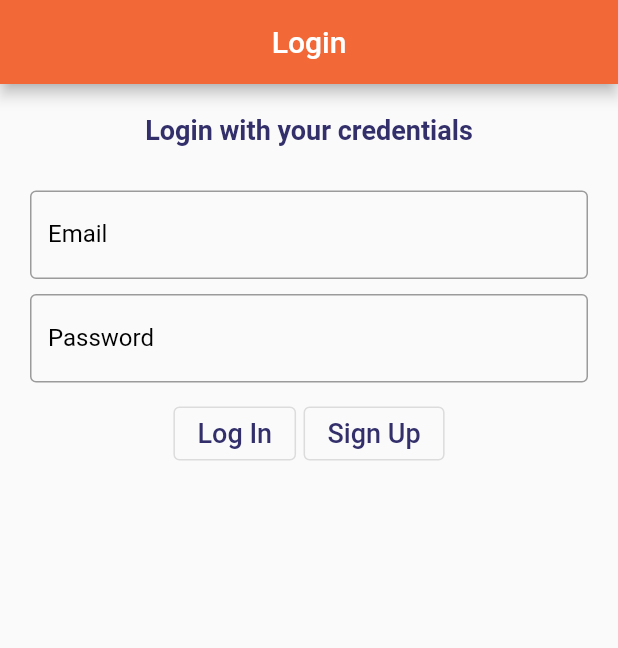
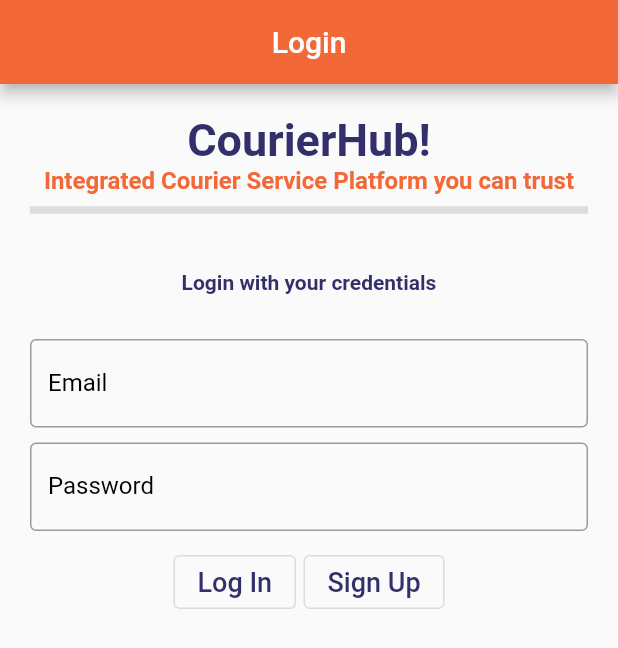
Before and after one commit to kkokwara2014/courierhub, a Flutter app: the screen it shows after launch, on a phone screen of 412 x 824 dp. Shown: the top 648 px of the screen. Run offline on Flutter 3.47's test engine with Material 2 defaults, Android fonts, the phone set to English and light mode, and no system bars.

Commit message:
Edited Login page

```diff
--- a/lib/Login.dart
+++ b/lib/Login.dart
@@ -23,9 +23,28 @@ class _LoginState extends State<Login> {
             child: Column(
               children: [
                 Text(
+                  'CourierHub!',
+                  style: TextStyle(
+                      fontSize: 30,
+                      fontWeight: FontWeight.bold,
+                      color: Color(0xff322f6a)),
+                ),
+                Text(
+                  'Integrated Courier Service Platform you can trust',
+                  style: TextStyle(
+                      fontSize: 16,
+                      fontWeight: FontWeight.bold,
+                      color: Color(0xfff26836)),
+                ),
+                Divider(
+                  thickness: 5,
+                  height: 20,
+                ),
+                SizedBox(height: 30,),
+                Text(
                   'Login with your credentials',
                   style: TextStyle(
-                      fontSize: 18,
+                      fontSize: 14,
                       fontWeight: FontWeight.bold,
                       color: Color(0xff322f6a)),
                 ),
@@ -57,6 +76,7 @@ class _LoginState extends State<Login> {
                 ),
                 SizedBox(height: 10.0,),
                 Row(
+                  mainAxisSize: MainAxisSize.min,
                   mainAxisAlignment: MainAxisAlignment.center,
                   children: [
                     OutlinedButton(
```
